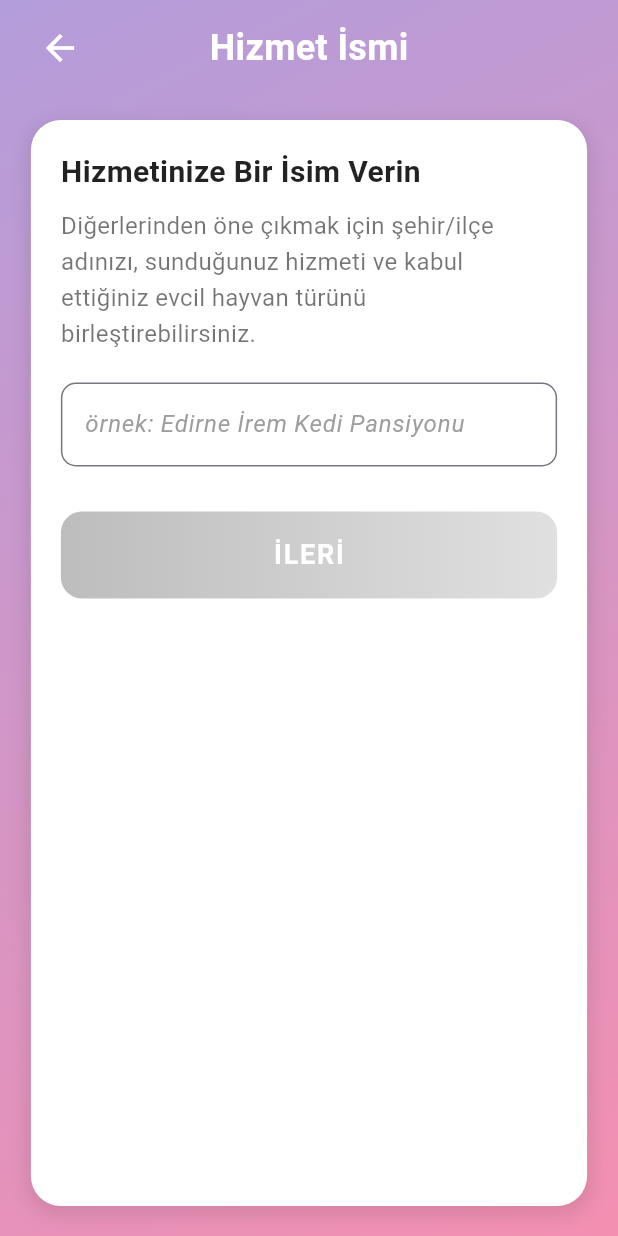
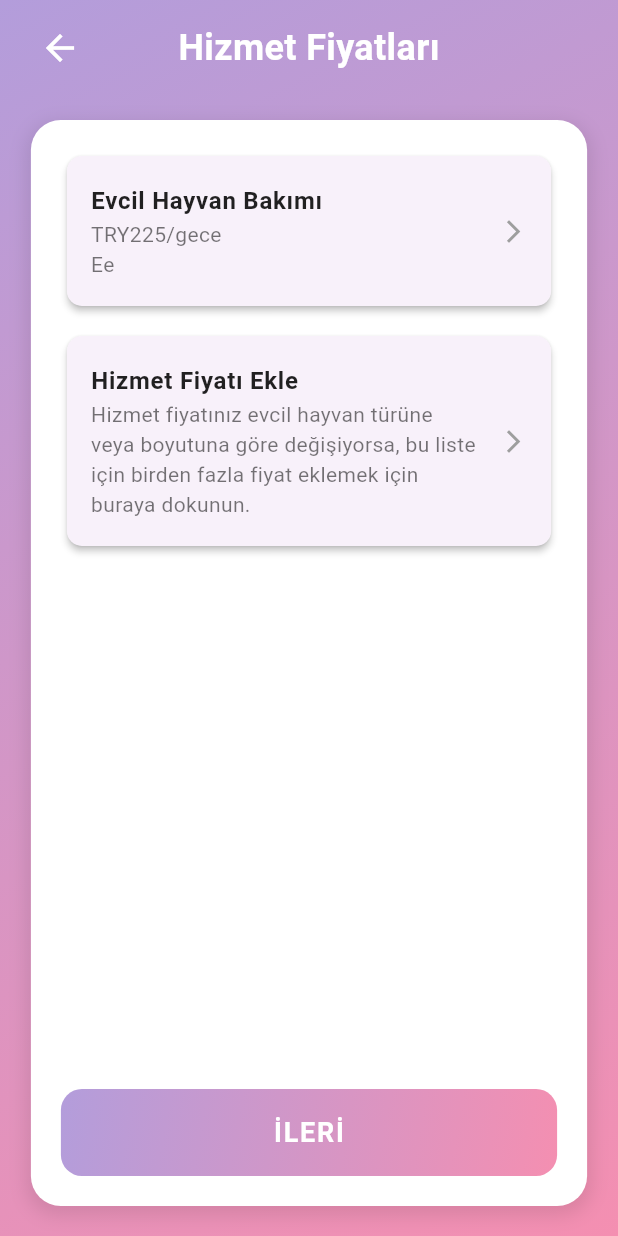
Before and after one commit to iremsuerdemir/Zoozy, a Flutter app: the screen it shows after launch, on a phone screen of 412 x 824 dp. Run offline on Flutter 3.47's test engine with Material 3 defaults, Android fonts, the phone set to English and light mode, and no system bars; our stand-ins replace firebase_auth, firebase_core, font_awesome_flutter, google_sign_in, image_picker, intl_phone_field and 3 more; missing offline and left inert: flutter_facebook_auth; accounts and stored records are empty.

Commit message:
service rate ekranı tasarlandı.

```diff
--- a/lib/main.dart
+++ b/lib/main.dart
@@ -11,6 +11,7 @@ import 'package:zoozy/screens/groomer_note.dart';
 import 'package:zoozy/screens/grooming_service_page.dart';
 import 'package:zoozy/screens/login_page.dart';
 import 'package:zoozy/screens/service_name_page.dart';
+import 'package:zoozy/screens/services_rate.dart';
 import 'package:zoozy/screens/session_count_page.dart';
 import 'package:zoozy/screens/settings_screen.dart';
 import 'package:zoozy/screens/visit_type_page.dart';
@@ -67,9 +68,8 @@ class MyApp extends StatelessWidget {
       theme: ThemeData(
         colorScheme: ColorScheme.fromSeed(seedColor: Colors.deepPurple),
       ),
-      home: const ServiceNamePage(),
+      home: const ServiceRatesPage(),
       routes: {
-        '/describeServices': (context) => const DescribeServicesPage(),
         '/addServiceRate': (context) => const AddServiceRatePageFromPrefs(),
       },
     );
--- a/lib/screens/add_service_rate_page.dart
+++ b/lib/screens/add_service_rate_page.dart
@@ -1,5 +1,6 @@
 import 'dart:math' as math;
 import 'package:flutter/material.dart';
+import 'package:zoozy/screens/services_rate.dart';
 
 class AddServiceRatePageFromPrefs extends StatefulWidget {
   const AddServiceRatePageFromPrefs({super.key});
@@ -162,8 +163,13 @@ class _AddServiceRatePageFromPrefsState
                               // 🔹 Kaydet Butonu
                               GestureDetector(
                                 onTap: _isFilled
-                                    ? () =>
-                                          debugPrint('Servis oranı kaydedildi')
+                                    ? () => Navigator.push(
+                                        context,
+                                        MaterialPageRoute(
+                                          builder: (context) =>
+                                              ServiceRatesPage(),
+                                        ),
+                                      )
                                     : null,
                                 child: AnimatedContainer(
                                   duration: const Duration(milliseconds: 200),
--- a/lib/screens/service_name_page.dart
+++ b/lib/screens/service_name_page.dart
@@ -1,7 +1,6 @@
 import 'dart:math' as math;
 import 'package:flutter/material.dart';
-import 'package:shared_preferences/shared_preferences.dart';
-import 'package:zoozy/screens/add_service_rate_page.dart';
+import 'package:zoozy/screens/describe_services_page.dart';
 
 class ServiceNamePage extends StatefulWidget {
   const ServiceNamePage({super.key});
@@ -17,7 +16,7 @@ class _ServiceNamePageState extends State<ServiceNamePage> {
   void initState() {
     super.initState();
     _serviceNameController.addListener(() {
-      setState(() {}); // Her yazımda build yenilenir
+      setState(() {});
     });
   }
 
@@ -28,18 +27,12 @@ class _ServiceNamePageState extends State<ServiceNamePage> {
   }
 
   Future<void> _kaydetVeDevamEt() async {
-    final String serviceName = _serviceNameController.text.trim();
-    if (serviceName.isEmpty) return;
+    if (_serviceNameController.text.trim().isEmpty) return;
 
-    // SharedPreferences ile kaydet
-    final prefs = await SharedPreferences.getInstance();
-    await prefs.setString('service_name', serviceName);
-
-    // AddServiceRatePage'e yönlendir
-    Navigator.pushNamed(
+    // Artık serviceName göndermeye gerek yok
+    Navigator.push(
       context,
-      '/addServiceRate',
-      arguments: {'serviceName': serviceName},
+      MaterialPageRoute(builder: (context) => const DescribeServicesPage()),
     );
   }
 
--- /dev/null
+++ b/lib/screens/services_rate.dart
@@ -0,0 +1,218 @@
+import 'dart:math' as math;
+import 'package:flutter/material.dart';
+import 'package:zoozy/screens/add_service_rate_page.dart';
+
+class ServiceRatesPage extends StatelessWidget {
+  const ServiceRatesPage({super.key});
+
+  @override
+  Widget build(BuildContext context) {
+    // Alt buton gradient renkleri
+    const Color buttonColor1 = Color(0xFFB39DDB);
+    const Color buttonColor2 = Color(0xFFF48FB1);
+
+    return Scaffold(
+      body: Stack(
+        children: [
+          // Gradient arka plan
+          Container(
+            decoration: const BoxDecoration(
+              gradient: LinearGradient(
+                begin: Alignment.topLeft,
+                end: Alignment.bottomRight,
+                colors: [Color(0xFFB39DDB), Color(0xFFF48FB1)],
+              ),
+            ),
+          ),
+          SafeArea(
+            child: Column(
+              children: [
+                // AppBar yerine üst kısım
+                Padding(
+                  padding: const EdgeInsets.symmetric(
+                    horizontal: 16.0,
+                    vertical: 8.0,
+                  ),
+                  child: Row(
+                    mainAxisAlignment: MainAxisAlignment.spaceBetween,
+                    children: [
+                      IconButton(
+                        icon: const Icon(
+                          Icons.arrow_back,
+                          color: Colors.white,
+                          size: 28,
+                        ),
+                        onPressed: () {
+                          Navigator.pop(context);
+                        },
+                      ),
+                      const Text(
+                        'Hizmet Fiyatları',
+                        style: TextStyle(
+                          color: Colors.white,
+                          fontSize: 24,
+                          fontWeight: FontWeight.bold,
+                        ),
+                      ),
+                      const SizedBox(width: 48),
+                    ],
+                  ),
+                ),
+                const SizedBox(height: 16),
+
+                // Responsive içerik alanı
+                Expanded(
+                  child: LayoutBuilder(
+                    builder: (context, constraints) {
+                      final double maxContentWidth = math.min(
+                        constraints.maxWidth * 0.9,
+                        900,
+                      );
+                      final double fontSize = constraints.maxWidth > 1000
+                          ? 18
+                          : (constraints.maxWidth < 360 ? 14 : 16);
+
+                      return Center(
+                        child: Container(
+                          width: maxContentWidth,
+                          padding: const EdgeInsets.all(20),
+                          decoration: BoxDecoration(
+                            color: Colors.white,
+                            borderRadius: BorderRadius.circular(20),
+                            boxShadow: [
+                              BoxShadow(
+                                color: Colors.black.withOpacity(0.1),
+                                blurRadius: 10,
+                                spreadRadius: 2,
+                                offset: const Offset(0, 4),
+                              ),
+                            ],
+                          ),
+                          child: Column(
+                            children: [
+                              Expanded(
+                                child: SingleChildScrollView(
+                                  physics: const BouncingScrollPhysics(),
+                                  child: Column(
+                                    crossAxisAlignment:
+                                        CrossAxisAlignment.start,
+                                    children: [
+                                      // 1. Mevcut Fiyat Kartı
+                                      _rateCard(
+                                        title: 'Evcil Hayvan Bakımı',
+                                        subtitle: 'TRY225/gece\nEe',
+                                        fontSize: fontSize,
+                                        onTap: () {
+                                          print(
+                                            'Mevcut fiyat düzenleme tıklandı.',
+                                          );
+                                        },
+                                      ),
+                                      const SizedBox(height: 12),
+
+                                      // 2. Yeni Fiyat Ekle Kartı
+                                      _rateCard(
+                                        title: 'Hizmet Fiyatı Ekle',
+                                        subtitle:
+                                            'Hizmet fiyatınız evcil hayvan türüne veya boyutuna göre değişiyorsa, bu liste için birden fazla fiyat eklemek için buraya dokunun.',
+                                        fontSize: fontSize,
+                                        onTap: () {
+                                          Navigator.push(
+                                            context,
+                                            MaterialPageRoute(
+                                              builder: (context) =>
+                                                  const AddServiceRatePageFromPrefs(),
+                                            ),
+                                          );
+                                        },
+                                      ),
+                                    ],
+                                  ),
+                                ),
+                              ),
+
+                              const SizedBox(height: 20),
+                              // Alt İLERİ butonu
+                              GestureDetector(
+                                onTap: () {
+                                  print('İLERİ butonuna tıklandı.');
+                                },
+                                child: Container(
+                                  width: double.infinity,
+                                  padding: const EdgeInsets.symmetric(
+                                    vertical: 16,
+                                  ),
+                                  decoration: BoxDecoration(
+                                    gradient: const LinearGradient(
+                                      begin: Alignment.topLeft,
+                                      end: Alignment.bottomRight,
+                                      colors: [buttonColor1, buttonColor2],
+                                    ),
+                                    borderRadius: BorderRadius.circular(14),
+                                  ),
+                                  child: const Center(
+                                    child: Text(
+                                      'İLERİ',
+                                      style: TextStyle(
+                                        color: Colors.white,
+                                        fontSize: 18,
+                                        fontWeight: FontWeight.bold,
+                                        letterSpacing: 1.2,
+                                      ),
+                                    ),
+                                  ),
+                                ),
+                              ),
+                            ],
+                          ),
+                        ),
+                      );
+                    },
+                  ),
+                ),
+                const SizedBox(height: 20),
+              ],
+            ),
+          ),
+        ],
+      ),
+    );
+  }
+
+  // Kart widget'ı
+  Widget _rateCard({
+    required String title,
+    required String subtitle,
+    required double fontSize,
+    VoidCallback? onTap,
+  }) {
+    return Card(
+      elevation: 2,
+      shape: RoundedRectangleBorder(borderRadius: BorderRadius.circular(10.0)),
+      child: ListTile(
+        contentPadding: const EdgeInsets.symmetric(
+          vertical: 10.0,
+          horizontal: 16.0,
+        ),
+        title: Text(
+          title,
+          style: TextStyle(
+            fontSize: fontSize,
+            fontWeight: FontWeight.w600, // biraz daha kalın
+            color: Colors.black87, // koyu renk
+          ),
+        ),
+        subtitle: Text(
+          subtitle,
+          style: TextStyle(fontSize: fontSize - 2, color: Colors.black54),
+        ),
+        trailing: const Icon(
+          Icons.arrow_forward_ios,
+          color: Colors.grey,
+          size: 18,
+        ),
+        onTap: onTap,
+      ),
+    );
+  }
+}
```
